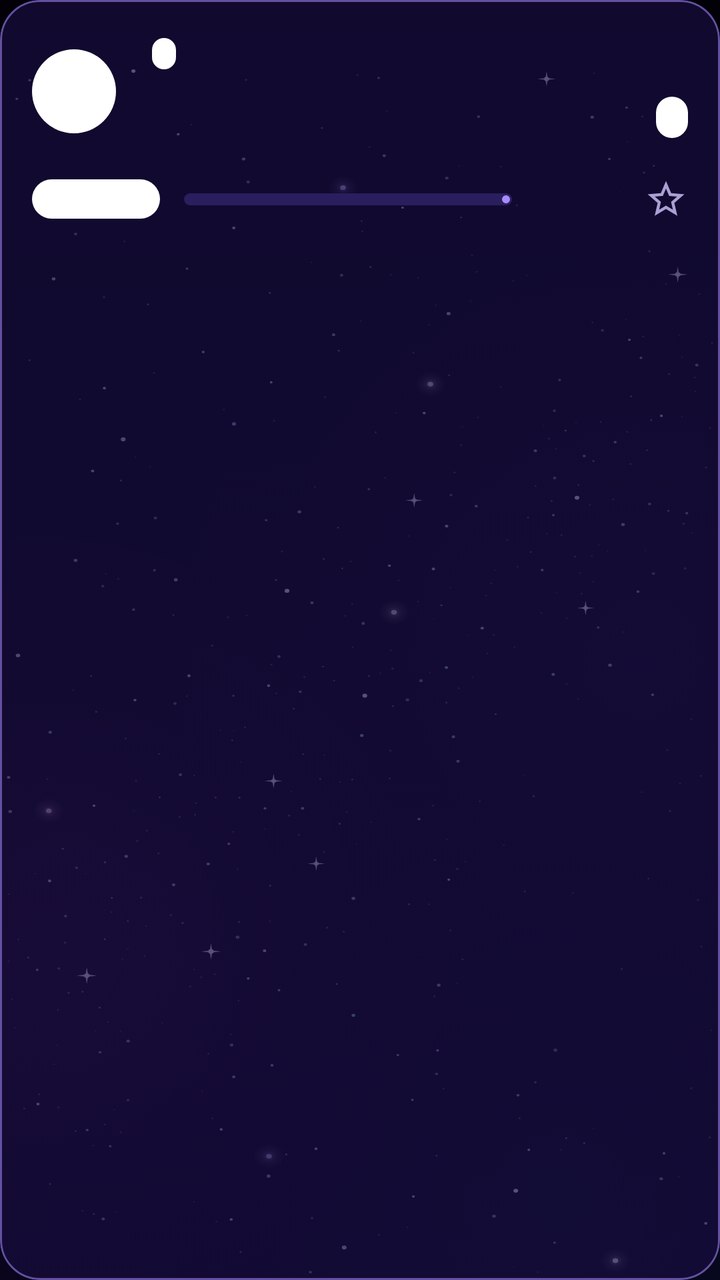
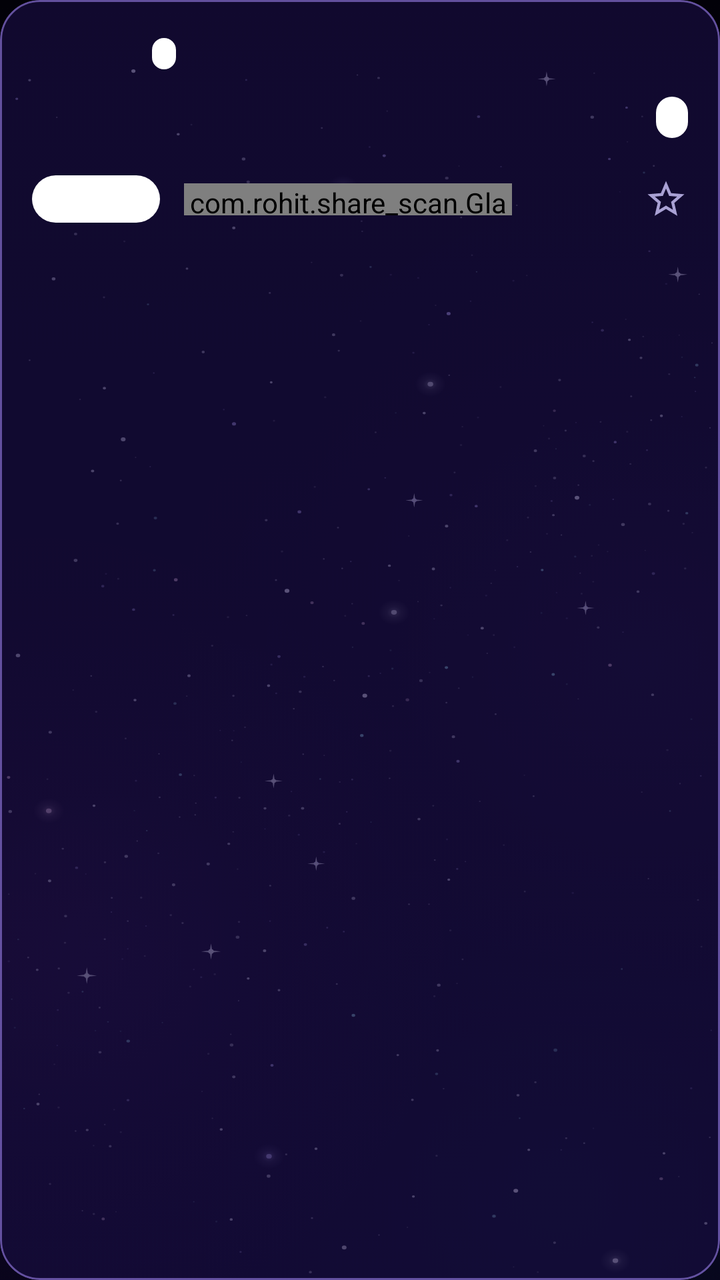

Two renders of the same Android screen: before a commit and after it. Below are the layout's source before the change and the commit's diff.
<!-- AndroidManifest.xml: application theme Theme.ShareScan -->
<!-- res/layout/item_stock.xml -->
<?xml version="1.0" encoding="utf-8"?>
<com.google.android.material.card.MaterialCardView xmlns:android="http://schemas.android.com/apk/res/android"
    xmlns:app="http://schemas.android.com/apk/res-auto"
    style="@style/ShareScanCard"
    android:layout_width="match_parent"
    android:layout_height="wrap_content"
    android:layout_marginHorizontal="16dp"
    android:layout_marginVertical="5dp"
    android:clickable="true"
    android:focusable="true">

    
    <LinearLayout
        android:layout_width="match_parent"
        android:layout_height="wrap_content"
        android:orientation="vertical"
        android:paddingStart="16dp"
        android:paddingTop="16dp"
        android:paddingEnd="16dp"
        android:paddingBottom="10dp">

        <LinearLayout
            android:layout_width="match_parent"
            android:layout_height="wrap_content"
            android:baselineAligned="false"
            android:gravity="center_vertical"
            android:orientation="horizontal">

            <TextView
                android:id="@+id/rank"
                android:layout_width="42dp"
                android:layout_height="42dp"
                android:background="@drawable/bg_circle"
                android:fontFeatureSettings="tnum"
                android:gravity="center"
                android:textSize="14sp"
                android:textStyle="bold" />

            <LinearLayout
                android:layout_width="0dp"
                android:layout_height="wrap_content"
                android:layout_marginHorizontal="12dp"
                android:layout_weight="1"
                android:orientation="vertical">

                
                <LinearLayout
                    android:layout_width="wrap_content"
                    android:layout_height="wrap_content"
                    android:gravity="center_vertical"
                    android:orientation="horizontal">

                    <TextView
                        android:id="@+id/symbol"
                        android:layout_width="wrap_content"
                        android:layout_height="wrap_content"
                        android:layout_weight="1"
                        android:ellipsize="end"
                        android:letterSpacing="0.02"
                        android:maxLines="1"
                        android:textColor="@color/text_primary"
                        android:textSize="16sp"
                        android:textStyle="bold" />

                    
                    <TextView
                        android:id="@+id/exchange"
                        style="@style/Pill"
                        android:layout_width="wrap_content"
                        android:layout_height="wrap_content"
                        android:layout_marginStart="6dp"
                        android:letterSpacing="0.06"
                        android:maxLines="1"
                        android:paddingStart="6dp"
                        android:paddingTop="1dp"
                        android:paddingEnd="6dp"
                        android:paddingBottom="1dp"
                        android:textSize="10sp" />

                    <TextView
                        android:id="@+id/rankBadge"
                        style="@style/Pill"
                        android:layout_width="wrap_content"
                        android:layout_height="wrap_content"
                        android:layout_marginStart="6dp"
                        android:maxLines="1"
                        android:paddingStart="6dp"
                        android:paddingTop="1dp"
                        android:paddingEnd="6dp"
                        android:paddingBottom="1dp"
                        android:textSize="10sp"
                        android:visibility="gone" />
                </LinearLayout>

                <TextView
                    android:id="@+id/companyName"
                    android:layout_width="wrap_content"
                    android:layout_height="wrap_content"
                    android:ellipsize="end"
                    android:maxLines="1"
                    android:textColor="@color/text_secondary"
                    android:textSize="12sp"
                    android:visibility="gone" />

                <TextView
                    android:id="@+id/change"
                    android:layout_width="wrap_content"
                    android:layout_height="wrap_content"
                    android:layout_marginTop="2dp"
                    android:fontFeatureSettings="tnum"
                    android:textSize="13sp" />

                <TextView
                    android:id="@+id/meta"
                    android:layout_width="wrap_content"
                    android:layout_height="wrap_content"
                    android:layout_marginTop="2dp"
                    android:ellipsize="end"
                    android:fontFeatureSettings="tnum"
                    android:maxLines="1"
                    android:textColor="@color/text_secondary"
                    android:textSize="12sp" />
            </LinearLayout>

            <LinearLayout
                android:layout_width="wrap_content"
                android:layout_height="wrap_content"
                android:gravity="end"
                android:orientation="vertical">

                <TextView
                    android:id="@+id/price"
                    android:layout_width="wrap_content"
                    android:layout_height="wrap_content"
                    android:fontFeatureSettings="tnum"
                    android:textColor="@color/text_primary"
                    android:textSize="16sp"
                    android:textStyle="bold" />

                <TextView
                    android:id="@+id/rvol"
                    style="@style/Pill"
                    android:layout_width="wrap_content"
                    android:layout_height="wrap_content"
                    android:layout_marginTop="4dp" />
            </LinearLayout>
        </LinearLayout>

        <LinearLayout
            android:layout_width="match_parent"
            android:layout_height="wrap_content"
            android:layout_marginTop="6dp"
            android:gravity="center_vertical"
            android:orientation="horizontal">

            <TextView
                android:id="@+id/tier"
                style="@style/Pill"
                android:layout_width="wrap_content"
                android:layout_height="wrap_content"
                android:gravity="center"
                android:letterSpacing="0.08"
                android:minWidth="64dp"
                android:textSize="10sp" />

            <com.google.android.material.progressindicator.LinearProgressIndicator
                android:id="@+id/scoreBar"
                android:layout_width="0dp"
                android:layout_height="wrap_content"
                android:layout_marginHorizontal="12dp"
                android:layout_weight="1"
                android:max="1000"
                app:trackColor="@color/track"
                app:trackCornerRadius="3dp"
                app:trackThickness="6dp" />

            <TextView
                android:id="@+id/score"
                android:layout_width="wrap_content"
                android:layout_height="wrap_content"
                android:fontFeatureSettings="tnum"
                android:gravity="end"
                android:minWidth="36dp"
                android:textSize="15sp"
                android:textStyle="bold" />

            
            <ImageButton
                android:id="@+id/star"
                android:layout_width="40dp"
                android:layout_height="36dp"
                android:background="?attr/selectableItemBackgroundBorderless"
                android:contentDescription="@string/list_watchlist"
                android:paddingStart="18dp"
                android:paddingTop="7dp"
                android:paddingEnd="0dp"
                android:paddingBottom="7dp"
                android:scaleType="fitCenter"
                android:src="@drawable/ic_star_outline"
                app:tint="@color/text_secondary" />
        </LinearLayout>
    </LinearLayout>
</com.google.android.material.card.MaterialCardView>
<!-- resources referenced by this layout -->
<resources>
  <!-- drawable bg_circle (drawable) -->
  <?xml version="1.0" encoding="utf-8"?>
  <shape xmlns:android="http://schemas.android.com/apk/res/android" android:shape="oval">
      <solid android:color="@android:color/white" />
  </shape>
  <string name="list_watchlist">★ Watchlist</string>
  <style name="Base.Theme.ShareScan" parent="Theme.Material3.Dark.NoActionBar">
          <item name="glassCardTint">?attr/scanCard</item>
          <item name="glassCardAlpha">1.0</item>
          <item name="glassCardRimTint">?attr/scanCardStroke</item>
          <item name="glassCardRimAlpha">1.0</item>
          <item name="glassSheetTint">?attr/scanSheet</item>
          <item name="glassSheetAlpha">1.0</item>
          <item name="glassHeroAlpha">1.0</item>
          <item name="glassHeroBase">@android:color/transparent</item>
          <item name="glassHeroWash">@android:color/transparent</item>
          <item name="glassHeroSheen">@android:color/transparent</item>
          <item name="glassHeroRim">@android:color/transparent</item>
          <item name="glassChipSurface">#59000000</item>
          <item name="glassChipSurfaceOn">#4D000000</item>
          <item name="glassChipTintAlpha">0.20</item>
          <item name="glassChipTintAlphaOn">0.48</item>
          <item name="glassChipRimTint">@android:color/white</item>
          <item name="glassChipRimAlpha">0.18</item>
          <item name="glassShineRim">#8CFFFFFF</item>
          <item name="glassShineRimOn">#99FFFFFF</item>
          <item name="glassShineSpecular">#57FFFFFF</item>
          <item name="glassShineSpecularOn">#6BFFFFFF</item>
          <item name="glassShineGlint">#29FFFFFF</item>
          <item name="glassSwitchBase">@android:color/transparent</item>
          <item name="glassSwitchWash">@android:color/transparent</item>
          <item name="glassIrisTop">@android:color/transparent</item>
          <item name="glassIrisBottom">@android:color/transparent</item>
      </style>
  <color name="galaxy_accent">#A78BFA</color>
  <color name="galaxy_on_accent">#1B0B45</color>
  <color name="galaxy_accent_container">#3B2381</color>
  <color name="galaxy_on_accent_container">#EDE9FE</color>
  <color name="galaxy_primary_inverse">#5B3FD0</color>
  <color name="galaxy_cyan">#22D3EE</color>
  <color name="galaxy_magenta">#F472B6</color>
  <color name="galaxy_bg">#020108</color>
  <color name="galaxy_surface_high">#1D1347</color>
  <color name="galaxy_surface_lowest">#010005</color>
  <color name="galaxy_surface_low">#0E0829</color>
  <color name="galaxy_surface">#150D3A</color>
  <color name="galaxy_surface_highest">#271A58</color>
  <color name="galaxy_text">#EDE9FE</color>
  <color name="galaxy_text_soft">#A9A1D4</color>
  <color name="galaxy_outline">#3B2F7A</color>
  <color name="bear">#FB7185</color>
  <color name="galaxy_card">#B3170E3F</color>
  <color name="galaxy_card_stroke">#8CA78BFA</color>
  <color name="galaxy_sheet">#E0120A33</color>
  <color name="galaxy_track">#2A1E5E</color>
  <style name="Widget.ShareScan.Button" parent="Widget.Material3.Button">
          <item name="android:stateListAnimator">@animator/press_scale</item>
      </style>
  <style name="Widget.ShareScan.ImageButton" parent="Widget.AppCompat.ImageButton">
          <item name="android:stateListAnimator">@animator/press_scale</item>
      </style>
  <style name="Widget.ShareScan.BottomSheet" parent="Widget.Material3.BottomSheet.Modal">
          <item name="backgroundTint">@color/glass_sheet</item>
      </style>
  <color name="hero_glass_mid">#666A22B5</color>
  <color name="hero_glass_end">#5908718F</color>
  <color name="hero_glass_start">#5922104E</color>
  <style name="Widget.ShareScan.DialogButton" parent="Widget.Material3.Button.TextButton.Dialog">
          <item name="android:stateListAnimator">@animator/press_scale</item>
      </style>
  <color name="glass_sheen">#2EFFFFFF</color>
  <color name="glass_rim">#59FFFFFF</color>
  <!-- unchanged entries left out for length: 26 -->
</resources>

<!-- the commit's change to res/layout/item_stock.xml (unified diff, before → after) -->
@@ -26,11 +26,11 @@
             android:gravity="center_vertical"
             android:orientation="horizontal">
 
+            
             <TextView
                 android:id="@+id/rank"
                 android:layout_width="42dp"
                 android:layout_height="42dp"
-                android:background="@drawable/bg_circle"
                 android:fontFeatureSettings="tnum"
                 android:gravity="center"
                 android:textSize="14sp"
@@ -161,18 +161,16 @@
                 android:gravity="center"
                 android:letterSpacing="0.08"
                 android:minWidth="64dp"
+                android:paddingTop="5dp"
+                android:paddingBottom="5dp"
                 android:textSize="10sp" />
 
-            <com.google.android.material.progressindicator.LinearProgressIndicator
+            <com.rohit.share_scan.GlassMeter
                 android:id="@+id/scoreBar"
                 android:layout_width="0dp"
-                android:layout_height="wrap_content"
+                android:layout_height="16dp"
                 android:layout_marginHorizontal="12dp"
-                android:layout_weight="1"
-                android:max="1000"
-                app:trackColor="@color/track"
-                app:trackCornerRadius="3dp"
-                app:trackThickness="6dp" />
+                android:layout_weight="1" />
 
             <TextView
                 android:id="@+id/score"
<!-- resource entries referenced after the edit -->
@@ -1,10 +1,5 @@
 <!-- resources referenced by this layout -->
 <resources>
-  <!-- drawable bg_circle (drawable) -->
-  <?xml version="1.0" encoding="utf-8"?>
-  <shape xmlns:android="http://schemas.android.com/apk/res/android" android:shape="oval">
-      <solid android:color="@android:color/white" />
-  </shape>
   <string name="list_watchlist">★ Watchlist</string>
   <style name="Base.Theme.ShareScan" parent="Theme.Material3.Dark.NoActionBar">
           <item name="glassCardTint">?attr/scanCard</item>
@@ -13,11 +8,6 @@
           <item name="glassCardRimAlpha">1.0</item>
           <item name="glassSheetTint">?attr/scanSheet</item>
           <item name="glassSheetAlpha">1.0</item>
-          <item name="glassHeroAlpha">1.0</item>
-          <item name="glassHeroBase">@android:color/transparent</item>
-          <item name="glassHeroWash">@android:color/transparent</item>
-          <item name="glassHeroSheen">@android:color/transparent</item>
-          <item name="glassHeroRim">@android:color/transparent</item>
           <item name="glassChipSurface">#59000000</item>
           <item name="glassChipSurfaceOn">#4D000000</item>
           <item name="glassChipTintAlpha">0.20</item>
